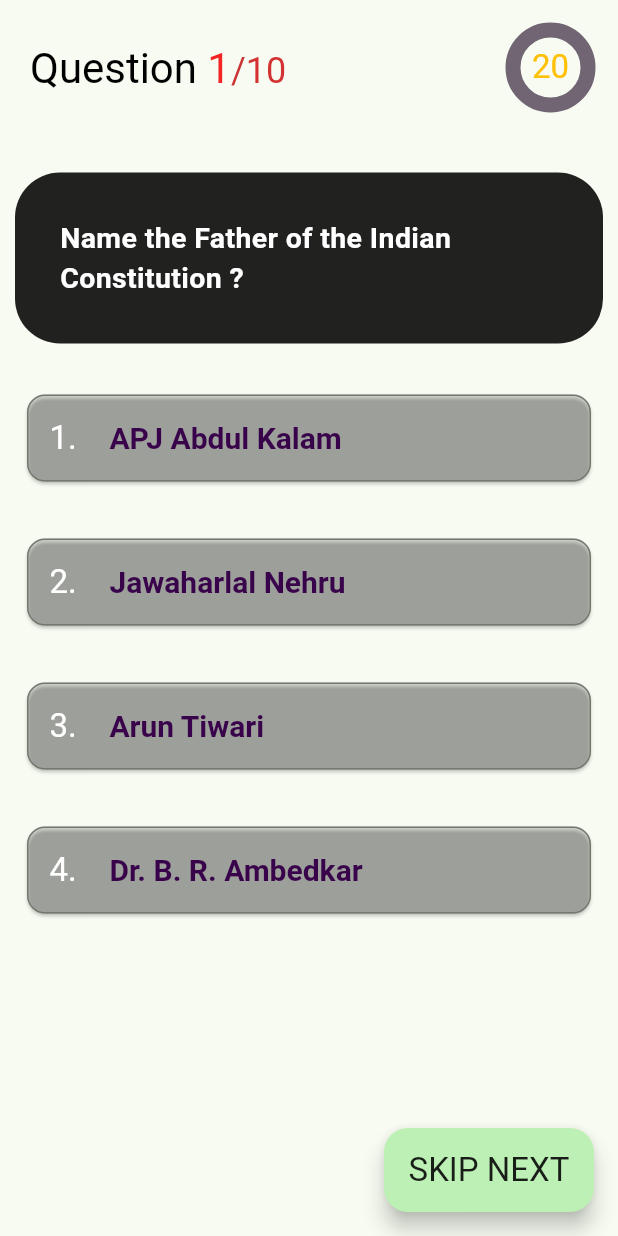
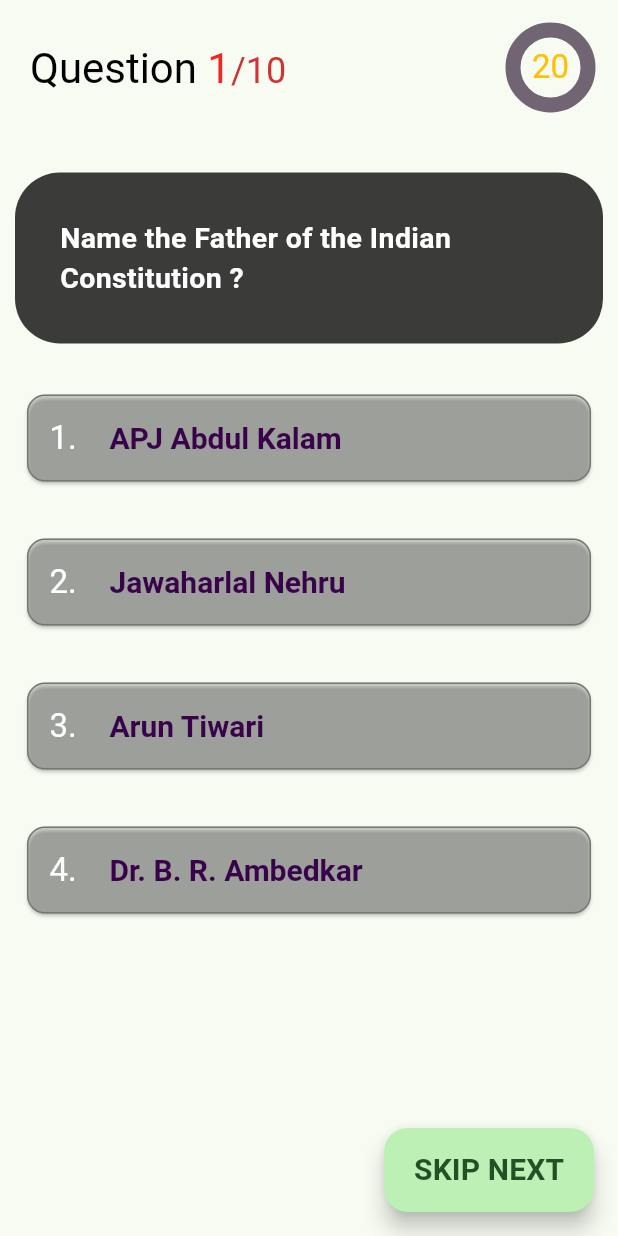
Before and after one commit to thwasim/Quiz_Application, a Flutter app: the QuizScreen screen opened by its route, on a phone screen of 412 x 824 dp. Run offline on Flutter 3.47's test engine with Material 2 defaults, Android fonts, the light colour scheme and no system bars; our stand-ins replace confetti, get.

Commit message:
Complete Application

```diff
--- a/lib/app/src/controllers/quiz_controller.dart
+++ b/lib/app/src/controllers/quiz_controller.dart
@@ -1,10 +1,9 @@
 import 'dart:async';
-import 'package:confetti/confetti.dart';
 import 'package:flutter/material.dart';
 import 'package:get/get.dart';
 import 'package:task_of_centrric/app/src/model/question_model.dart';
 import 'package:task_of_centrric/app/src/view/result_screen/result_screen.dart';
-import 'package:task_of_centrric/src/screens/welcome/welcome_screen.dart';
+import 'package:task_of_centrric/app/src/view/welcome/welcome_screen.dart';
 
 class HomeScreenController extends GetxController {
   String name = '';
@@ -140,13 +139,10 @@ class HomeScreenController extends GetxController {
 
   RxInt get sec => _sec;
 
-  final confettiController = ConfettiController();
-
   @override
   void onInit() {
     pageController = PageController(initialPage: 0);
     resetAnswer();
-    animation();
     super.onInit();
   }
 
@@ -229,19 +225,20 @@ class HomeScreenController extends GetxController {
 
   void startingTimer() {
     resetTime();
-    _timer = Timer.periodic(const Duration(seconds: 1), (timer) {
+    _timer = Timer.periodic(
+      const Duration(seconds: 1),
+      (timer) {
         if (_sec.value > 0) {
           _sec.value--;
         } else {
           timeStoping();
           nextQuestion();
         }
-    },);
+      },
+    );
   }
 
   void resetTime() => _sec.value = maxSec;
-
-  void animation() => confettiController.play();
 
   void timeStoping() => _timer!.cancel();
 
--- a/lib/app/src/view/result_screen/bindings/result_bindings.dart
+++ b/lib/app/src/view/result_screen/bindings/result_bindings.dart
@@ -1,10 +1,9 @@
 import 'package:get/get.dart';
 import 'package:task_of_centrric/app/src/view/result_screen/controller/result_controller.dart';
 
-class ResultBindings extends Bindings{
+class ResultBindings extends Bindings {
   @override
   void dependencies() {
-  Get.lazyPut(() => ResultController());
+    Get.lazyPut(() => ResultController());
   }
-
 }
--- a/lib/app/src/widgets/answer_option.dart
+++ b/lib/app/src/widgets/answer_option.dart
@@ -39,7 +39,10 @@ class OptionScreen extends StatelessWidget {
                 RichText(
                   text: TextSpan(
                     text: '${index + 1}.    ',
-                    style: Theme.of(context).textTheme.headline6!.copyWith(color: Colors.white),
+                    style: Theme.of(context)
+                        .textTheme
+                        .headline6!
+                        .copyWith(color: Colors.white),
                     children: [
                       TextSpan(
                         text: text,
--- a/lib/app/src/widgets/custom_button.dart
+++ b/lib/app/src/widgets/custom_button.dart
@@ -19,15 +19,9 @@ class CustomButton extends StatelessWidget {
         borderRadius: BorderRadius.circular(15.0),
       ),
       child: FloatingActionButton.extended(
-        // backgroundColor: cPrimaryColor,
         onPressed: onPressed,
-        label: Text(
-          text,
-          style: Theme.of(context)
-              .textTheme
-              .headline6!
-              // .copyWith(color: Colors.white),
-        ),
+        label: Text(text,
+            style: const TextStyle(fontSize: 20, fontWeight: FontWeight.bold)),
       ),
     );
   }
--- a/lib/app/src/widgets/question_card.dart
+++ b/lib/app/src/widgets/question_card.dart
@@ -21,14 +21,16 @@ class QuestionCard extends StatelessWidget {
             padding: const EdgeInsets.only(right: 10, left: 10, top: 25),
             child: Container(
               decoration: BoxDecoration(
-                  color: Colors.black87,
+                  color: const Color.fromARGB(221, 30, 30, 30),
                   borderRadius: BorderRadius.circular(30)),
               child: Padding(
                 padding: const EdgeInsets.all(30.0),
                 child: Text(
                   questionModel.question,
-                  style: const TextStyle(color: Colors.white,
-                      fontSize: 19, fontWeight: FontWeight.bold),
+                  style: const TextStyle(
+                      color: Colors.white,
+                      fontSize: 19,
+                      fontWeight: FontWeight.bold),
                 ),
               ),
             ),
--- a/lib/app/util/bindings_app.dart
+++ b/lib/app/util/bindings_app.dart
@@ -5,6 +5,5 @@ class BilndingsApp implements Bindings {
   @override
   void dependencies() {
     Get.lazyPut(() => HomeScreenController());
-
   }
 }
--- a/lib/src/screens/quiz_screen/quiz_screen.dart
+++ /dev/null
@@ -1,95 +0,0 @@
-import 'package:flutter/material.dart';
-import 'package:get/get.dart';
-import 'package:task_of_centrric/app/src/controllers/quiz_controller.dart';
-import 'package:task_of_centrric/app/src/widgets/custom_button.dart';
-import 'package:task_of_centrric/app/src/widgets/progress_timer.dart';
-import 'package:task_of_centrric/app/src/widgets/question_card.dart';
-
-class QuizScreen extends StatelessWidget {
-  const QuizScreen({Key? key}) : super(key: key);
-
-  static const routeName = '/quiz_screen';
-
-  @override
-  Widget build(BuildContext context) {
-    return Scaffold(
-      extendBodyBehindAppBar: true,
-      body: SingleChildScrollView(
-        child: Column(
-          // alignment: Alignment.topCenter,
-          children: [
-            Container(
-              decoration: const BoxDecoration(color: Colors.black87),
-            ),
-            SafeArea(
-              child: GetBuilder<HomeScreenController>(
-                init: HomeScreenController(),
-                builder: (controller) => Column(
-                  mainAxisAlignment: MainAxisAlignment.start,
-                  children: [
-                    Padding(
-                      padding: const EdgeInsets.all(20.0),
-                      child: Row(
-                        mainAxisAlignment: MainAxisAlignment.spaceBetween,
-                        children: [
-                          RichText(
-                            text: TextSpan(
-                                text: 'Question ',
-                                style: Theme.of(context)
-                                    .textTheme
-                                    .headline4!
-                                    .copyWith(color: const Color.fromARGB(255, 0, 0, 0)),
-                                children: [
-                                  TextSpan(
-                                      text: controller.numberOfQuestion
-                                          .round()
-                                          .toString(),
-                                      style: Theme.of(context)
-                                          .textTheme
-                                          .headline4!
-                                          .copyWith(color: const Color.fromARGB(255, 244, 36, 36))),
-                                  TextSpan(
-                                      text: '/',
-                                      style: Theme.of(context)
-                                          .textTheme
-                                          .headline5!
-                                          .copyWith(color: const Color.fromARGB(255, 201, 52, 52))),
-                                  TextSpan(
-                                      text: controller.countOfQuestion.toString(),
-                                      style: Theme.of(context)
-                                          .textTheme
-                                          .headline5!
-                                          .copyWith(color: const Color.fromARGB(255, 210, 50, 50))),
-                                ]),
-                          ),
-                          ProgressTimer(),
-                        ],
-                      ),
-                    ),
-                    SizedBox(
-                      height: 550,
-                      child: PageView.builder(
-                        scrollDirection: Axis.horizontal,
-                        physics: const NeverScrollableScrollPhysics(),
-                        itemBuilder: (context, index) => QuestionCard(
-                          questionModel: controller.questionsList[index],
-                        ),
-                        controller: controller.pageController,
-                        itemCount: controller.questionsList.length,
-                      ),
-                    ),
-                  ],
-                ),
-              ),
-            ),
-          ],
-        ),
-      ),
-      floatingActionButton: GetBuilder<HomeScreenController>(
-        init: HomeScreenController(),
-        builder: (controller) => CustomButton(
-            onPressed: () => controller.nextQuestion(), text: 'SKIP NEXT'),
-      ),
-    );
-  }
-}
```
Also changed, not shown: lib/app/src/view/quiz_screen/quiz_screen.dart (+14 -7 lines), lib/app/src/view/welcome/welcome_screen.dart (+10 -8 lines), lib/main.dart (+15 -9 lines), lib/src/screens/welcome/welcome_screen.dart (deleted, +0 -93 lines). Lines whose indentation alone changed are shown as unchanged.
